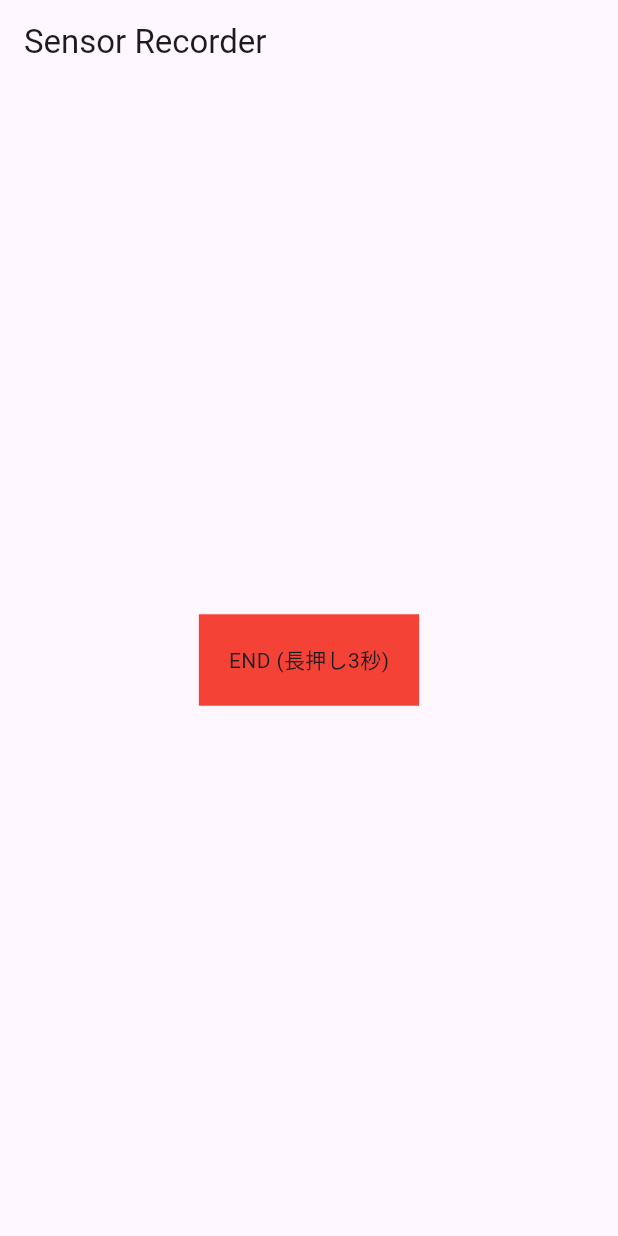
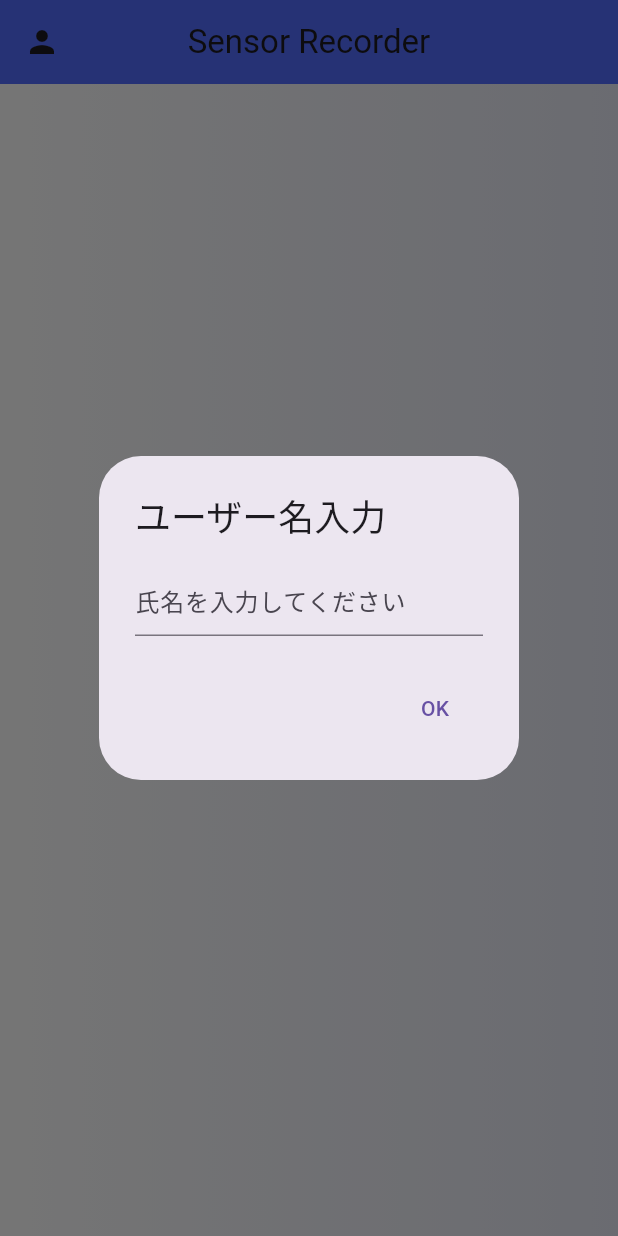
Before and after one commit to Kadoshima/healthcare3, a Flutter app: the screen it shows after launch, after a tap on "START", on a phone screen of 412 x 824 dp. Run offline on Flutter 3.47's test engine with Material 3 defaults, Android fonts, the phone set to English and light mode, and no system bars; our stand-ins replace geolocator, permission_handler, shared_preferences; missing offline and left inert: dchs_motion_sensors.

Commit message:
[fix]パッケージ変更

```diff
--- a/lib/main.dart
+++ b/lib/main.dart
@@ -2,11 +2,12 @@ import 'dart:async';
 import 'dart:io';
 import 'package:flutter/material.dart';
 import 'package:geolocator/geolocator.dart';
-import 'package:sensors_plus/sensors_plus.dart';
+import 'package:dchs_motion_sensors/dchs_motion_sensors.dart'; // dchs_motion_sensorsを使用
 import 'package:path_provider/path_provider.dart';
 import 'package:permission_handler/permission_handler.dart';
 import 'package:http/http.dart' as http;
 import 'dart:convert';
+import 'package:shared_preferences/shared_preferences.dart'; // 追加
 
 void main() {
   runApp(const MyApp());
@@ -19,6 +20,23 @@ class MyApp extends StatelessWidget {
   Widget build(BuildContext context) {
     return MaterialApp(
       home: SensorRecorderPage(),
+      theme: ThemeData(
+        primarySwatch: Colors.indigo,
+        appBarTheme: AppBarTheme(
+          backgroundColor: Colors.indigoAccent,
+          centerTitle: true,
+        ),
+        elevatedButtonTheme: ElevatedButtonThemeData(
+          style: ElevatedButton.styleFrom(
+            backgroundColor: Colors.indigo,
+            foregroundColor: Colors.white,
+            textStyle: TextStyle(fontWeight: FontWeight.bold),
+            shape: RoundedRectangleBorder(
+              borderRadius: BorderRadius.circular(8),
+            ),
+          ),
+        ),
+      ),
     );
   }
 }
@@ -33,7 +51,6 @@ class _SensorRecorderPageState extends State<SensorRecorderPage> {
   bool _isLongPressing = false;
   bool _uploading = false;
 
-  // 位置情報と加速度センサのデータを別々に保持
   List<List<dynamic>> _locationDataRows = [];
   List<List<dynamic>> _accelDataRows = [];
 
@@ -41,33 +58,88 @@ class _SensorRecorderPageState extends State<SensorRecorderPage> {
   StreamSubscription<AccelerometerEvent>? _accelSub;
   DateTime? _recordStartTime;
 
-  // LambdaエンドポイントURLをハードコーディング
   final String lambdaUrl =
       "https://49icw5dap1.execute-api.ap-northeast-1.amazonaws.com/upload";
+
+  String? _userName;
 
   @override
   void initState() {
     super.initState();
     _requestPermissions();
+    _checkUserName();
+    // 加速度センサー取得頻度を設定（例：100Hz相当）
+    // 1秒=1,000,000マイクロ秒, 100Hz→1秒/100=0.01秒=10ms=10000マイクロ秒
+    motionSensors.accelerometerUpdateInterval =
+        Duration.microsecondsPerSecond ~/ 100;
   }
 
   Future<void> _requestPermissions() async {
     await Geolocator.requestPermission();
     await Permission.sensors.request();
-    await Permission.storage.request(); // ファイル保存のためのストレージ権限も追加
+    await Permission.storage.request();
+  }
+
+  Future<void> _checkUserName() async {
+    SharedPreferences prefs = await SharedPreferences.getInstance();
+    String? storedName = prefs.getString('userName');
+    if (storedName == null || storedName.isEmpty) {
+      WidgetsBinding.instance.addPostFrameCallback((_) {
+        _showNameInputDialog();
+      });
+    } else {
+      setState(() {
+        _userName = storedName;
+      });
+    }
+  }
+
+  void _showNameInputDialog() {
+    final TextEditingController _nameController = TextEditingController();
+    showDialog(
+      context: context,
+      barrierDismissible: false,
+      builder: (context) {
+        return AlertDialog(
+          title: Text("ユーザー名入力"),
+          content: TextField(
+            controller: _nameController,
+            decoration: InputDecoration(hintText: "氏名を入力してください"),
+          ),
+          actions: [
+            TextButton(
+              onPressed: () async {
+                if (_nameController.text.isNotEmpty) {
+                  SharedPreferences prefs =
+                      await SharedPreferences.getInstance();
+                  await prefs.setString('userName', _nameController.text);
+                  setState(() {
+                    _userName = _nameController.text;
+                  });
+                  Navigator.of(context).pop();
+                }
+              },
+              child: Text("OK"),
+            ),
+          ],
+        );
+      },
+    );
   }
 
   void _startRecording() {
+    if (_userName == null || _userName!.isEmpty) {
+      _showNameInputDialog();
+      return;
+    }
+
     setState(() {
       _isRecording = true;
       _recordStartTime = DateTime.now();
       _locationDataRows = [];
       _accelDataRows = [];
 
-      // 位置情報用のヘッダー
       _locationDataRows.add(["timestamp(ms)", "latitude", "longitude"]);
-
-      // 加速度センサ用のヘッダー
       _accelDataRows.add(["timestamp(ms)", "accelX", "accelY", "accelZ"]);
     });
 
@@ -78,8 +150,8 @@ class _SensorRecorderPageState extends State<SensorRecorderPage> {
       _recordLocationData(position: pos);
     });
 
-    // 加速度センサを60Hz（約16ms間隔）で取得
-    _accelSub = accelerometerEvents.listen((event) {
+    // 加速度センサデータ取得（dchs_motion_sensors）
+    _accelSub = motionSensors.accelerometer.listen((event) {
       _recordAccelData(accelX: event.x, accelY: event.y, accelZ: event.z);
     });
   }
@@ -92,17 +164,18 @@ class _SensorRecorderPageState extends State<SensorRecorderPage> {
       _isRecording = false;
     });
 
-    // 位置情報をCSVに変換
     String locationCsv = const ListToCsvConverter().convert(_locationDataRows);
-
-    // 加速度センサデータをCSVに変換
     String accelCsv = const ListToCsvConverter().convert(_accelDataRows);
 
-    // ローカルへ保存
     final directory = await getApplicationDocumentsDirectory();
     final timestamp = DateTime.now().millisecondsSinceEpoch;
-    final locationFilePath = "${directory.path}/location_data_$timestamp.csv";
-    final accelFilePath = "${directory.path}/accel_data_$timestamp.csv";
+    final filenamePrefix = (_userName != null && _userName!.isNotEmpty)
+        ? "${_userName!}_$timestamp"
+        : "data_$timestamp";
+
+    final locationFilePath =
+        "${directory.path}/location_data_$filenamePrefix.csv";
+    final accelFilePath = "${directory.path}/accel_data_$filenamePrefix.csv";
 
     final locationFile = File(locationFilePath);
     final accelFile = File(accelFilePath);
@@ -110,19 +183,19 @@ class _SensorRecorderPageState extends State<SensorRecorderPage> {
     await locationFile.writeAsString(locationCsv);
     await accelFile.writeAsString(accelCsv);
 
-    // S3へアップロード (Lambda経由)
     setState(() {
       _uploading = true;
     });
     try {
-      // 位置情報ファイルのアップロード
       final locationCsvBase64 = base64Encode(locationCsv.codeUnits);
-      final locationResponse = await http.post(Uri.parse(lambdaUrl),
+      final locationResponse = await http.post(
+        Uri.parse(lambdaUrl),
         headers: {"Content-Type": "application/json"},
         body: jsonEncode({
-            "filename": "location_data_$timestamp.csv",
+          "filename": "location_data_$filenamePrefix.csv",
           "filedata_base64": locationCsvBase64
-          }));
+        }),
+      );
 
       if (locationResponse.statusCode == 200) {
         print("Location data upload success");
@@ -131,14 +204,15 @@ class _SensorRecorderPageState extends State<SensorRecorderPage> {
             "Location data upload failed: ${locationResponse.statusCode}, ${locationResponse.body}");
       }
 
-      // 加速度センサファイルのアップロード
       final accelCsvBase64 = base64Encode(accelCsv.codeUnits);
-      final accelResponse = await http.post(Uri.parse(lambdaUrl),
+      final accelResponse = await http.post(
+        Uri.parse(lambdaUrl),
         headers: {"Content-Type": "application/json"},
         body: jsonEncode({
-            "filename": "accel_data_$timestamp.csv",
+          "filename": "accel_data_$filenamePrefix.csv",
           "filedata_base64": accelCsvBase64
-          }));
+        }),
+      );
 
       if (accelResponse.statusCode == 200) {
         print("Accelerometer data upload success");
@@ -157,9 +231,7 @@ class _SensorRecorderPageState extends State<SensorRecorderPage> {
 
   void _recordLocationData({Position? position}) {
     final now = DateTime.now();
-    final elapsedMs = _recordStartTime == null
-        ? 0
-        : now.millisecondsSinceEpoch - _recordStartTime!.millisecondsSinceEpoch;
+    final elapsedMs = now.millisecondsSinceEpoch;
     double lat = position?.latitude ?? double.nan;
     double lon = position?.longitude ?? double.nan;
     _locationDataRows.add([elapsedMs, lat, lon]);
@@ -167,9 +239,7 @@ class _SensorRecorderPageState extends State<SensorRecorderPage> {
 
   void _recordAccelData({double? accelX, double? accelY, double? accelZ}) {
     final now = DateTime.now();
-    final elapsedMs = _recordStartTime == null
-        ? 0
-        : now.millisecondsSinceEpoch - _recordStartTime!.millisecondsSinceEpoch;
+    final elapsedMs = now.millisecondsSinceEpoch;
     double ax = accelX ?? double.nan;
     double ay = accelY ?? double.nan;
     double az = accelZ ?? double.nan;
@@ -189,13 +259,32 @@ class _SensorRecorderPageState extends State<SensorRecorderPage> {
     _isLongPressing = false;
   }
 
+  Future<void> _resetUserName() async {
+    SharedPreferences prefs = await SharedPreferences.getInstance();
+    await prefs.remove('userName');
+    setState(() {
+      _userName = null;
+    });
+    _showNameInputDialog();
+  }
+
   @override
   Widget build(BuildContext context) {
     return Scaffold(
       appBar: AppBar(
         title: Text("Sensor Recorder"),
+        leading: IconButton(
+          icon: Icon(Icons.person),
+          onPressed: _resetUserName,
+          tooltip: "氏名変更",
         ),
-      body: Center(
+      ),
+      body: Container(
+        decoration: BoxDecoration(
+          gradient:
+              LinearGradient(colors: [Colors.white, Colors.indigo.shade50]),
+        ),
+        child: Center(
           child: _uploading
               ? CircularProgressIndicator()
               : _isRecording
@@ -203,13 +292,24 @@ class _SensorRecorderPageState extends State<SensorRecorderPage> {
                       onLongPressStart: _onLongPressStart,
                       onLongPressEnd: _onLongPressEnd,
                       child: Container(
-                        color: Colors.red,
+                        decoration: BoxDecoration(
+                          color: Colors.redAccent,
+                          borderRadius: BorderRadius.circular(8),
+                        ),
                         padding: EdgeInsets.all(20),
-                        child: Text("END (長押し3秒)"),
+                        child: Text(
+                          "END (長押し3秒)",
+                          style: TextStyle(
+                              color: Colors.white, fontWeight: FontWeight.bold),
+                        ),
                       ),
                     )
                   : ElevatedButton(
-                      onPressed: _startRecording, child: Text("START"))),
+                      onPressed: _startRecording,
+                      child: Text("START"),
+                    ),
+        ),
+      ),
     );
   }
 }
--- a/pubspec.yaml
+++ b/pubspec.yaml
@@ -31,11 +31,12 @@ dependencies:
   flutter:
     sdk: flutter
   geolocator: ^13.0.2
-  sensors_plus: ^6.1.1
   http: ^1.2.2
   path_provider: ^2.1.5
   permission_handler: ^11.3.1
-
+  csv: ^6.0.0
+  shared_preferences: ^2.3.3
+  dchs_motion_sensors: ^2.0.0
 
   # The following adds the Cupertino Icons font to your application.
   # Use with the CupertinoIcons class for iOS style icons.
```
Also changed, not shown: pubspec.lock, 3 other files. Lines whose indentation alone changed are shown as unchanged.
